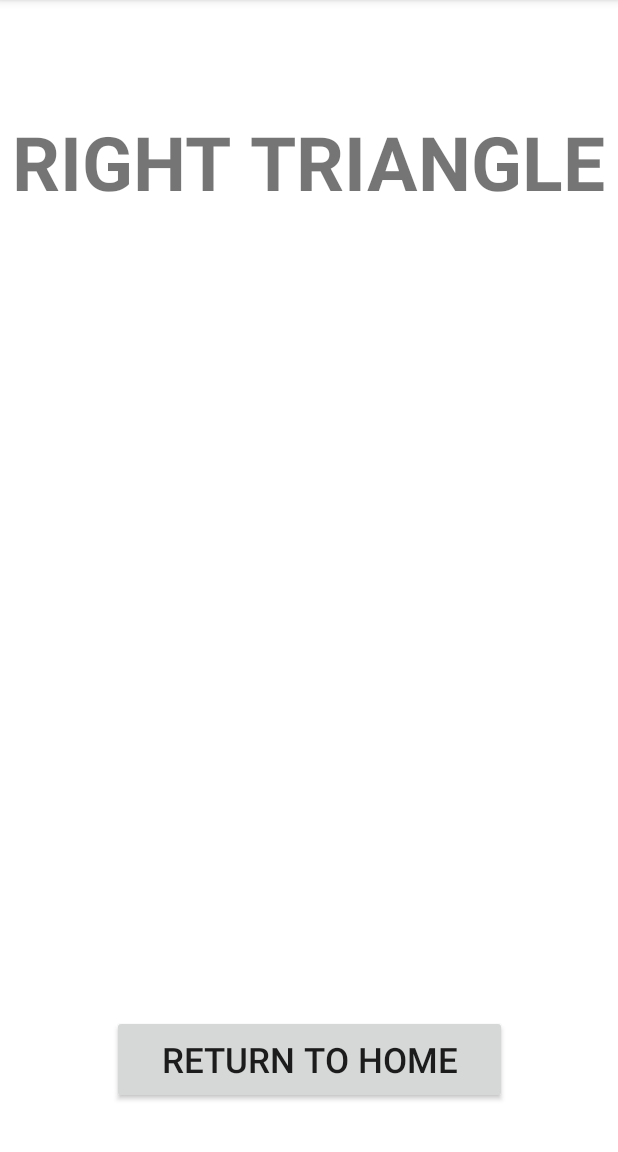
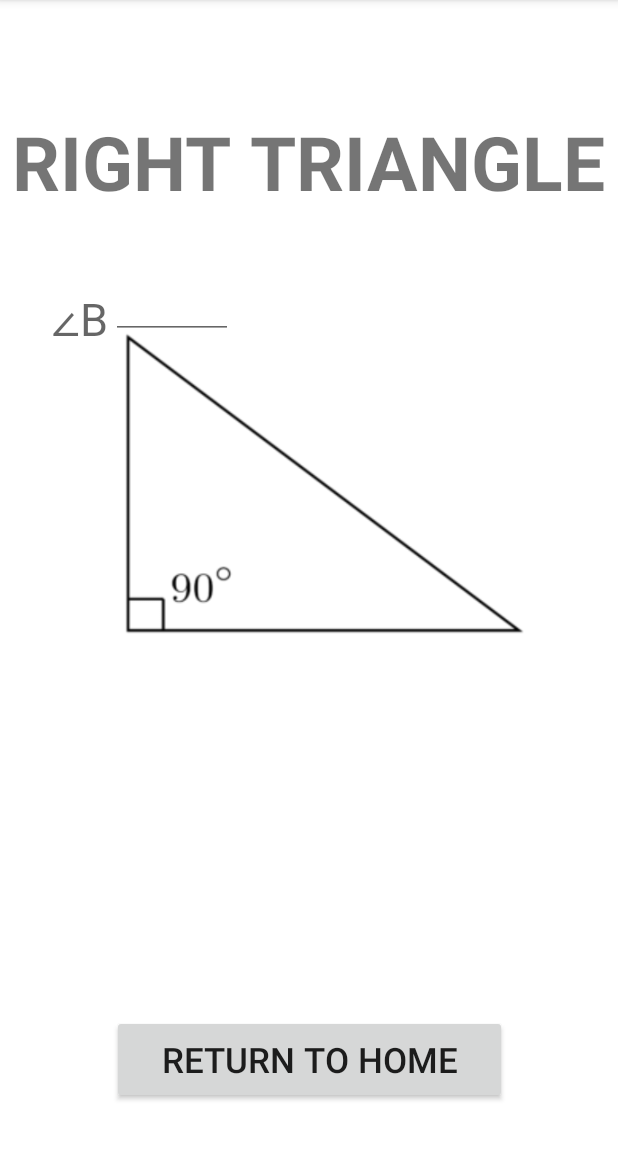
Before and after one commit to not-celeska/Triangle-Solver-App, an Android app: the screen it shows after launch (MainActivity), after a tap on "RIGHT", on a phone screen of 412 x 824 dp, the part 84-1236 px from its top. Run offline under Robolectric (Android 15) with nearby library versions, the phone set to English and light mode, and no system bars.

Commit message:
theme + beginning on right triangle

```diff
--- a/app/src/main/res/layout/right_triangle.xml
+++ b/app/src/main/res/layout/right_triangle.xml
@@ -30,4 +30,46 @@
         app:layout_constraintBottom_toBottomOf="parent"
         app:layout_constraintEnd_toEndOf="parent"
         app:layout_constraintStart_toStartOf="parent" />
+
+    <ImageView
+        android:id="@+id/imageView"
+        android:layout_width="283dp"
+        android:layout_height="203dp"
+        app:layout_constraintBottom_toTopOf="@+id/nonRightHome"
+        app:layout_constraintEnd_toEndOf="parent"
+        app:layout_constraintHorizontal_bias="0.577"
+        app:layout_constraintStart_toStartOf="parent"
+        app:layout_constraintTop_toBottomOf="@+id/nonRightTitle"
+        app:layout_constraintVertical_bias="0.24"
+        app:srcCompat="@drawable/righttriangle" />
+
+    <EditText
+        android:id="@+id/angleB"
+        android:layout_width="81dp"
+        android:layout_height="48dp"
+        android:layout_marginTop="50dp"
+        android:ems="10"
+        android:inputType="numberDecimal"
+        app:layout_constraintBottom_toBottomOf="parent"
+        app:layout_constraintEnd_toEndOf="parent"
+        app:layout_constraintHorizontal_bias="0.224"
+        app:layout_constraintStart_toStartOf="parent"
+        app:layout_constraintTop_toTopOf="parent"
+        app:layout_constraintVertical_bias="0.191" />
+
+    <TextView
+        android:id="@+id/angleBtext"
+        android:layout_width="67dp"
+        android:layout_height="51dp"
+        android:layout_marginTop="50dp"
+        android:text="∠B"
+        android:textAppearance="@style/TextAppearance.AppCompat.Medium"
+        android:textSize="30dp"
+        app:layout_constraintBottom_toBottomOf="parent"
+        app:layout_constraintEnd_toEndOf="parent"
+        app:layout_constraintHorizontal_bias="0.098"
+        app:layout_constraintStart_toStartOf="parent"
+        app:layout_constraintTop_toBottomOf="@+id/nonRightTitle"
+        app:layout_constraintVertical_bias="0.0" />
+
 </androidx.constraintlayout.widget.ConstraintLayout>
```
Also changed, not shown: app/src/main/res/drawable/righttriangle.png (added).
